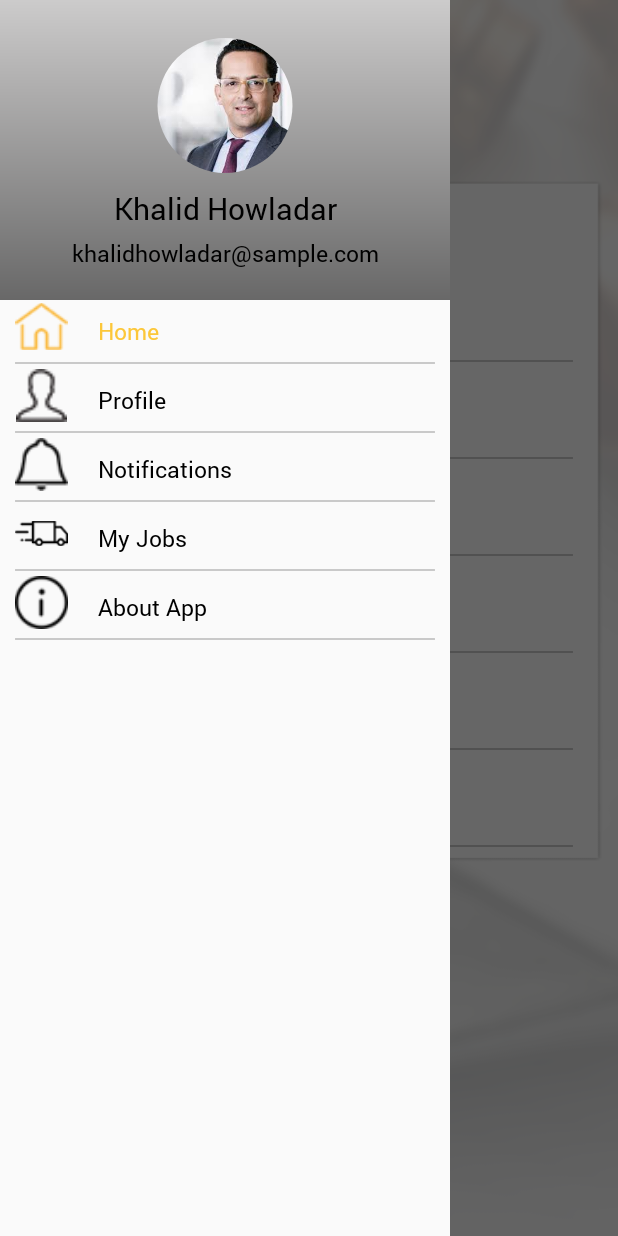
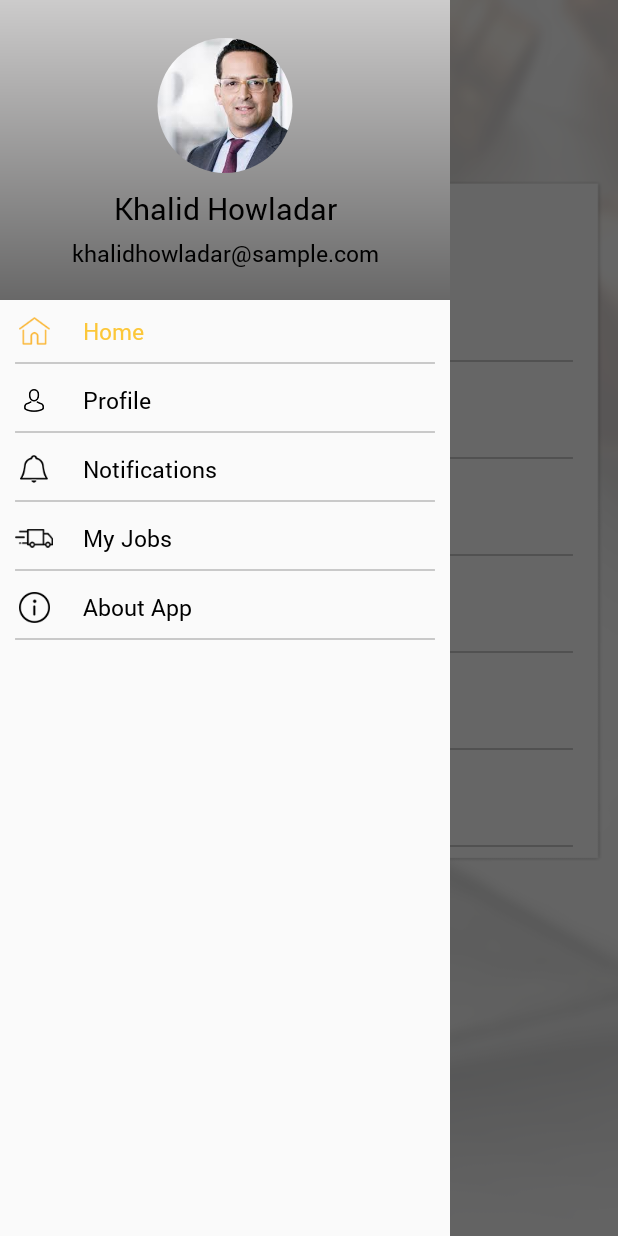
Before and after one commit to SaeedHyder/Yellow_Cap_Android, an Android app: the fragment ProfileFragment placed in its activity, with the side drawer open, on a phone screen of 412 x 824 dp. Run offline under Robolectric (Android 15) with nearby library versions, the light colour scheme and no system bars; our stand-ins replace ButterKnife, CircleImageView; libraries missing offline, so code that uses them is left out: berlin.volders.badger, com.andreabaccega.formedittextvalidator, com.kbeanie.imagechooser; 2 statements that could not run were skipped.

Commit message:
Signed-off-by: shahsyed <shahsyed@axact.com>

```diff
--- a/app/src/main/res/layout/row_item_nav.xml
+++ b/app/src/main/res/layout/row_item_nav.xml
@@ -13,15 +13,18 @@
         android:orientation="horizontal">
         <ImageView
             android:id="@+id/img_selected"
-            android:layout_width="@dimen/x50"
-            android:layout_height="@dimen/x50"
+            android:layout_width="@dimen/x25"
+            android:layout_height="@dimen/x25"
             android:src="@drawable/home_yellow"
+            android:layout_gravity="center_vertical"
             android:layout_centerVertical="true"
             android:visibility="gone" />
         <ImageView
             android:id="@+id/img_unselected"
-            android:layout_width="@dimen/x35"
-            android:layout_height="@dimen/x35"
+            android:layout_width="@dimen/x25"
+            android:layout_height="@dimen/x25"
+            android:scaleType="centerInside"
+            android:layout_gravity="center_vertical"
             android:src="@drawable/home"
 
             android:layout_centerVertical="true"/>
--- a/app/src/main/res/values/colors.xml
+++ b/app/src/main/res/values/colors.xml
@@ -48,5 +48,5 @@
     <color name="gray">#6D6D6C</color>
     <color name="lightgray">#515151</color>
     <color name="lightBlack">#424242</color>
-
+<color name="UserSelecttextcolor">#4e412d</color>
 </resources>
--- a/app/src/main/res/values/strings.xml
+++ b/app/src/main/res/values/strings.xml
@@ -203,7 +203,7 @@
     <string name="rate_techinecian">Rate Techinecian</string>
     <string name="tip_techinecian">Tip Techinecian</string>
     <string name="aed">AED</string>
-    <string name="we_have_recive_your_request_will_touch_shorthly">"\"We have received your request\n and will be in  touch shorthly\""</string>
+    <string name="we_have_recive_your_request_will_touch_shorthly">"\"We have received your request\n and will be in touch shortly\""</string>
     <string name="close">Close</string>
     <string name="forgot_password_dialog">Forgot Password</string>
     <string name="please_contact_al_musa_sub_admin_nfor_password_retrieval">Please contact Al-Musa (Sub admin)\nfor password retrieval</string>
```
Also changed, not shown: app/src/main/res/layout/fragment_userselection.xml (+4 -4 lines), app/src/main/res/drawable-hdpi/profile.png, app/src/main/res/drawable-xhdpi/profile.png, app/src/main/res/drawable-xxhdpi/about.png, app/src/main/res/drawable-xxhdpi/home.png, app/src/main/res/drawable-xxhdpi/home_yellow.png, app/src/main/res/drawable-xxhdpi/jobs.png, app/src/main/res/drawable-xxhdpi/notification.png, app/src/main/res/drawable-xxhdpi/profile.png.
